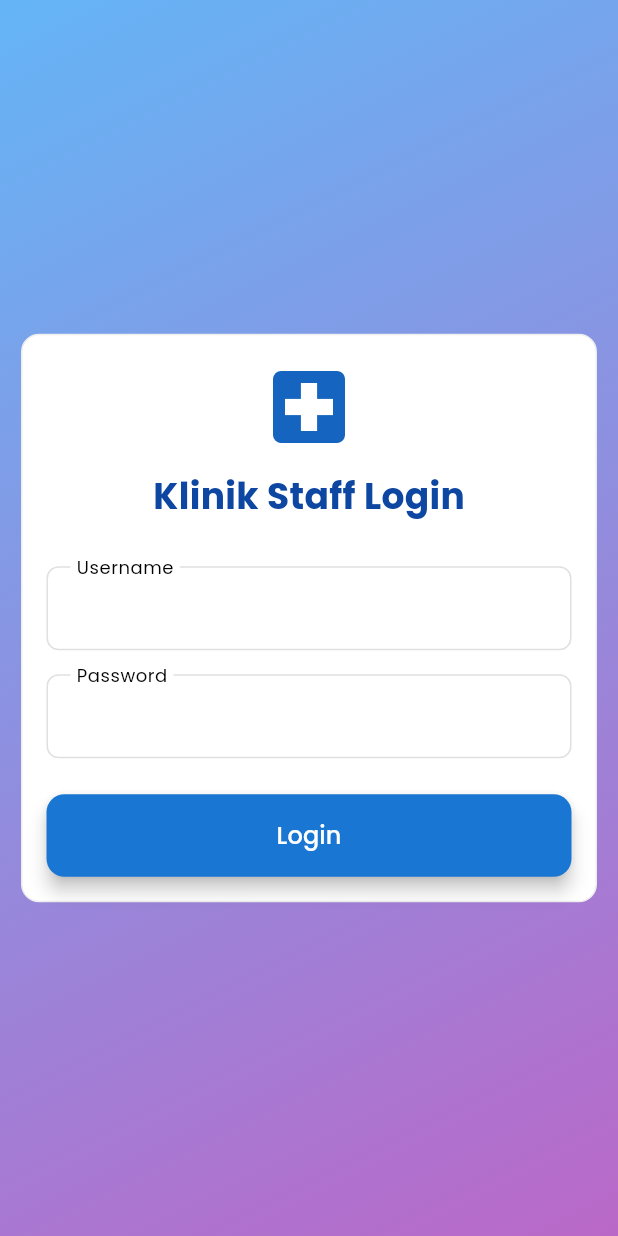
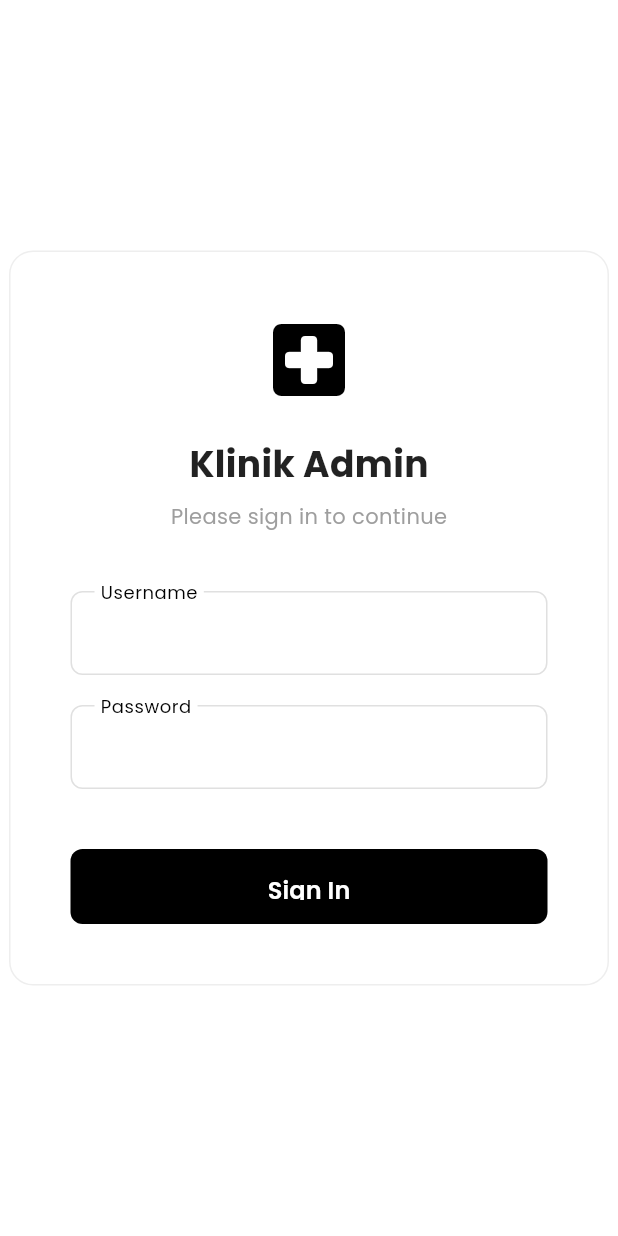
Before and after one commit to giangawatsu016/Klinik_FrontDesk, a Flutter app: the screen it shows after launch, on a phone screen of 412 x 824 dp. Run offline on Flutter 3.47's test engine with Material 3 defaults, Android fonts, the phone set to English and light mode, and no system bars; our stand-ins replace flutter_tts, google_fonts.

Commit message:
style: Login Screen Redesign (Flat White) and Docs Update

```diff
--- a/frontend/lib/screens/login.dart
+++ b/frontend/lib/screens/login.dart
@@ -1,6 +1,6 @@
 import 'package:flutter/material.dart';
 import '../services/api_service.dart';
-import '../widgets/glass_container.dart';
+import '../widgets/animated_entrance.dart';
 import 'dashboard.dart';
 
 class LoginScreen extends StatefulWidget {
@@ -52,82 +52,123 @@ class _LoginScreenState extends State<LoginScreen> {
   @override
   Widget build(BuildContext context) {
     return Scaffold(
-      body: Container(
+      backgroundColor: Colors.white,
+      body: Center(
+        child: Container(
+          width: 400,
+          padding: const EdgeInsets.all(40),
           decoration: BoxDecoration(
-          gradient: LinearGradient(
-            begin: Alignment.topLeft,
-            end: Alignment.bottomRight,
-            colors: [Colors.blue.shade300, Colors.purple.shade300],
+            color: Colors.white,
+            borderRadius: BorderRadius.circular(16),
+            border: Border.all(color: Colors.grey.shade200),
           ),
-        ),
-        child: Center(
-          child: GlassContainer(
-            opacity: 0.8, // Slightly more opaque for readability
-            child: SizedBox(
-              width: 350, // Fixed width
           child: Column(
             mainAxisSize: MainAxisSize.min,
             children: [
-                  Icon(
-                    Icons.local_hospital,
+              AnimatedEntrance(
+                child: Icon(
+                  Icons.local_hospital_rounded,
                   size: 64,
-                    color: Colors.blue.shade800,
+                  color: Colors.black,
                 ),
-                  SizedBox(height: 10),
-                  Text(
-                    "Klinik Staff Login",
+              ),
+              SizedBox(height: 20),
+              AnimatedEntrance(
+                delay: Duration(milliseconds: 100),
+                child: Text(
+                  "Klinik Admin",
                   style: TextStyle(
                     fontSize: 24,
                     fontWeight: FontWeight.bold,
-                      color: Colors.blue.shade900,
+                    color: Colors.black87,
                   ),
                 ),
-                  SizedBox(height: 30),
-                  TextField(
+              ),
+              SizedBox(height: 8),
+              AnimatedEntrance(
+                delay: Duration(milliseconds: 150),
+                child: Text(
+                  "Please sign in to continue",
+                  style: TextStyle(color: Colors.grey, fontSize: 14),
+                ),
+              ),
+              SizedBox(height: 40),
+              AnimatedEntrance(
+                delay: Duration(milliseconds: 200),
+                child: TextField(
                   controller: _usernameController,
                   decoration: InputDecoration(
                     labelText: "Username",
-                      border: OutlineInputBorder(
-                        borderRadius: BorderRadius.circular(12),
+                    labelStyle: TextStyle(color: Colors.grey),
+                    enabledBorder: OutlineInputBorder(
+                      borderRadius: BorderRadius.circular(8),
+                      borderSide: BorderSide(color: Colors.grey.shade300),
                     ),
-                      filled: true,
-                      fillColor: Colors.white.withValues(alpha: 0.5),
+                    focusedBorder: OutlineInputBorder(
+                      borderRadius: BorderRadius.circular(8),
+                      borderSide: BorderSide(color: Colors.black),
+                    ),
                   ),
                   onSubmitted: (_) => _login(),
                 ),
-                  SizedBox(height: 16),
-                  TextField(
+              ),
+              SizedBox(height: 20),
+              AnimatedEntrance(
+                delay: Duration(milliseconds: 300),
+                child: TextField(
                   controller: _passwordController,
                   obscureText: true,
                   decoration: InputDecoration(
                     labelText: "Password",
-                      border: OutlineInputBorder(
-                        borderRadius: BorderRadius.circular(12),
+                    labelStyle: TextStyle(color: Colors.grey),
+                    enabledBorder: OutlineInputBorder(
+                      borderRadius: BorderRadius.circular(8),
+                      borderSide: BorderSide(color: Colors.grey.shade300),
                     ),
-                      filled: true,
-                      fillColor: Colors.white.withValues(alpha: 0.5),
+                    focusedBorder: OutlineInputBorder(
+                      borderRadius: BorderRadius.circular(8),
+                      borderSide: BorderSide(color: Colors.black),
+                    ),
                   ),
                   onSubmitted: (_) => _login(),
                 ),
-                  SizedBox(height: 24),
-                  ElevatedButton(
+              ),
+              SizedBox(height: 40),
+              AnimatedEntrance(
+                delay: Duration(milliseconds: 400),
+                child: SizedBox(
+                  width: double.infinity,
+                  height: 50,
+                  child: ElevatedButton(
                     onPressed: _isLoading ? null : _login,
                     style: ElevatedButton.styleFrom(
-                      minimumSize: Size(double.infinity, 50),
-                      elevation: 5,
+                      elevation: 0,
+                      backgroundColor: Colors.black,
+                      foregroundColor: Colors.white,
                       shape: RoundedRectangleBorder(
-                        borderRadius: BorderRadius.circular(12),
+                        borderRadius: BorderRadius.circular(8),
                       ),
-                      backgroundColor: Colors.blue.shade700,
-                      foregroundColor: Colors.white,
                     ),
                     child: _isLoading
-                        ? CircularProgressIndicator(color: Colors.white)
-                        : Text("Login", style: TextStyle(fontSize: 16)),
+                        ? SizedBox(
+                            width: 20,
+                            height: 20,
+                            child: CircularProgressIndicator(
+                              color: Colors.white,
+                              strokeWidth: 2,
+                            ),
+                          )
+                        : Text(
+                            "Sign In",
+                            style: TextStyle(
+                              fontSize: 16,
+                              fontWeight: FontWeight.w600,
+                            ),
+                          ),
+                  ),
+                ),
               ),
             ],
-              ),
-            ),
           ),
         ),
       ),
```
Also changed, not shown: 1 other file. Lines whose indentation alone changed are shown as unchanged.
